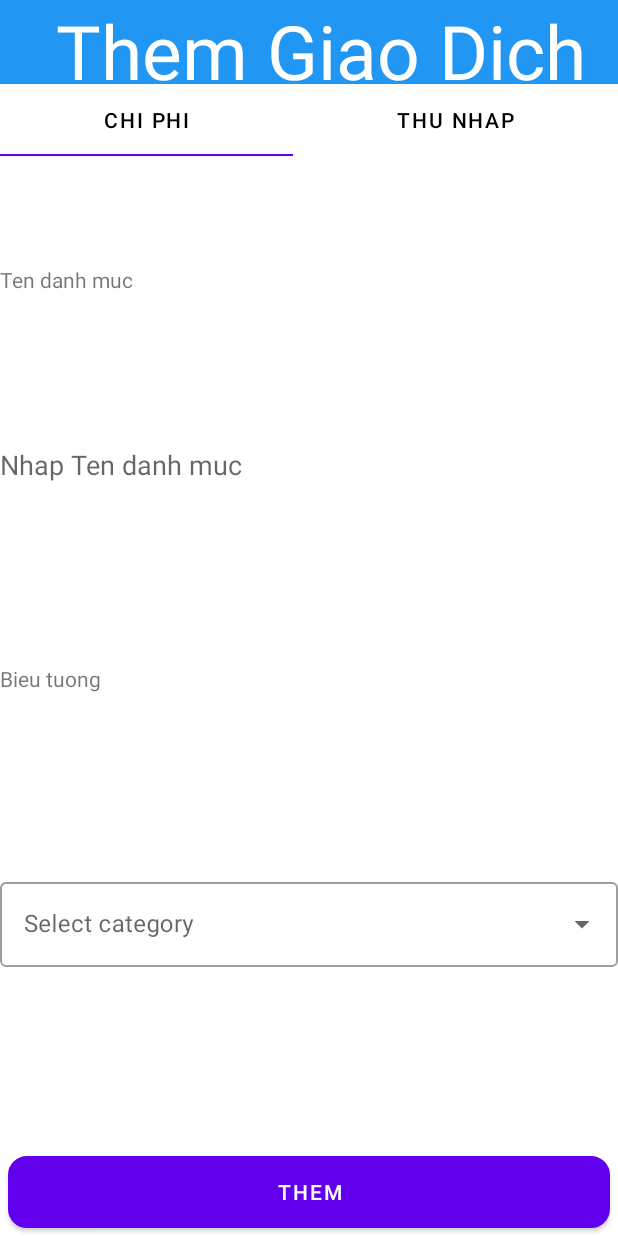
After one commit to xuanloi1999/expense_management, an Android app: the layout activity_add_category.xml on its own in the app's theme, with its tools: preview values and no code run, on a phone screen of 412 x 824 dp. The commit adds this screen. Run offline under Robolectric (Android 15) with nearby library versions, the phone set to English and light mode, and no system bars; network calls fail.

Commit message:
Add category layout

```diff
--- /dev/null
+++ b/ExpenseManagement2/app/src/main/res/layout/activity_add_category.xml
@@ -0,0 +1,112 @@
+<?xml version="1.0" encoding="utf-8"?>
+<LinearLayout xmlns:android="http://schemas.android.com/apk/res/android"
+    xmlns:app="http://schemas.android.com/apk/res-auto"
+    xmlns:tools="http://schemas.android.com/tools"
+    android:layout_width="match_parent"
+    android:layout_height="match_parent"
+    tools:context=".AddCategory">
+    <androidx.drawerlayout.widget.DrawerLayout
+        android:id="@+id/drawerLayout"
+        android:layout_width="match_parent"
+        android:layout_height="match_parent"
+        android:fitsSystemWindows="true">
+
+        <LinearLayout
+            android:layout_width="match_parent"
+            android:layout_height="match_parent"
+            android:orientation="vertical">
+
+            <androidx.appcompat.widget.Toolbar
+                android:id="@+id/toolbar"
+                android:layout_width="match_parent"
+                android:layout_height="?attr/actionBarSize"
+                android:background="#2196F3">
+
+                <TextView
+                    android:layout_width="match_parent"
+                    android:layout_height="wrap_content"
+                    android:gravity="center"
+                    android:text="Them Giao Dich"
+                    android:textColor="#fff"
+                    android:textSize="50sp" />
+            </androidx.appcompat.widget.Toolbar>
+
+            <LinearLayout
+                android:layout_width="match_parent"
+                android:layout_height="0dp"
+                android:layout_weight="1"
+
+                android:orientation="horizontal">
+
+                <Button
+                    android:layout_width="wrap_content"
+                    android:layout_height="wrap_content"
+                    android:layout_weight="1"
+                    android:background="@drawable/button_select"
+                    android:text="Chi Phi"
+                    android:textColor="#000" />
+
+                <Button
+                    android:layout_width="wrap_content"
+                    android:layout_height="wrap_content"
+                    android:layout_weight="1"
+                    android:background="@drawable/button_unselect"
+                    android:text="Thu Nhap"
+                    android:textColor="#000" />
+
+            </LinearLayout>
+
+            <TextView
+                android:layout_weight="1"
+                android:layout_width="match_parent"
+                android:layout_height="0dp"
+                android:text="Ten danh muc" />
+
+            <EditText
+                android:gravity="start"
+                android:layout_weight="1"
+                android:layout_width="match_parent"
+                android:layout_height="wrap_content"
+                android:background="@drawable/edit_text_border"
+                android:hint="Nhap Ten danh muc" />
+
+            <TextView
+                android:layout_weight="1"
+                android:layout_width="match_parent"
+                android:layout_height="wrap_content"
+                android:text="Bieu tuong" />
+
+            <com.google.android.material.textfield.TextInputLayout
+                style="@style/Widget.MaterialComponents.TextInputLayout.OutlinedBox.ExposedDropdownMenu"
+                android:layout_width="match_parent"
+                android:layout_height="wrap_content"
+                android:layout_weight="1"
+
+                android:hint="Select category">
+
+                <AutoCompleteTextView
+                    android:id="@+id/auto_complete_txt"
+                    android:layout_width="match_parent"
+                    android:layout_height="wrap_content"
+                    android:inputType="none" />
+            </com.google.android.material.textfield.TextInputLayout>
+
+            <Button
+                android:layout_width="match_parent"
+                android:layout_height="wrap_content"
+                android:layout_margin="5dp"
+                android:background="@drawable/button_border"
+                android:text="Them" />
+
+
+        </LinearLayout>
+        <com.google.android.material.navigation.NavigationView
+            android:id="@+id/navigationView"
+            android:layout_width="wrap_content"
+            android:layout_height="wrap_content"
+            android:layout_gravity="start"
+            android:fitsSystemWindows="true">
+
+        </com.google.android.material.navigation.NavigationView>
+    </androidx.drawerlayout.widget.DrawerLayout>
+</LinearLayout>
```
Also changed, not shown: ExpenseManagement2/app/src/main/java/com/example/expensemanagement/Adapter/CategoryAdapter.java (added, +69 -0 lines), ExpenseManagement2/app/src/main/java/com/example/expensemanagement/CategoryActivity.java (+90 -1 lines), ExpenseManagement2/app/src/main/java/com/example/expensemanagement/Model/Category.java (added, +37 -0 lines), ExpenseManagement2/app/src/main/res/layout/activity_category.xml (+14 -5 lines).
